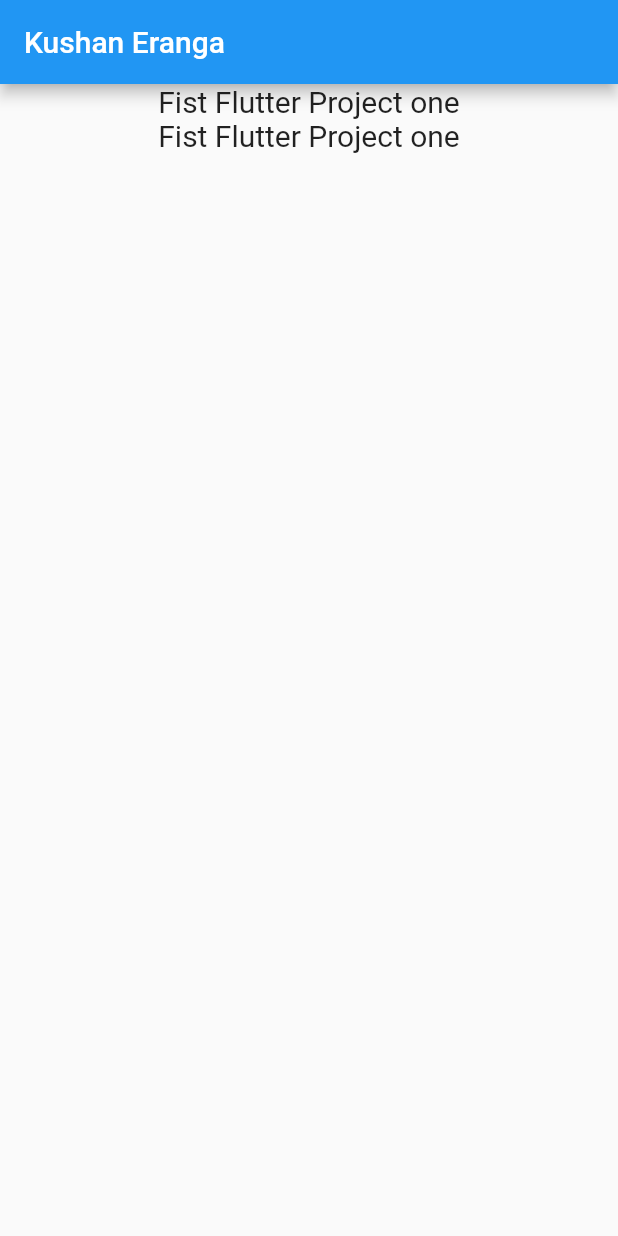
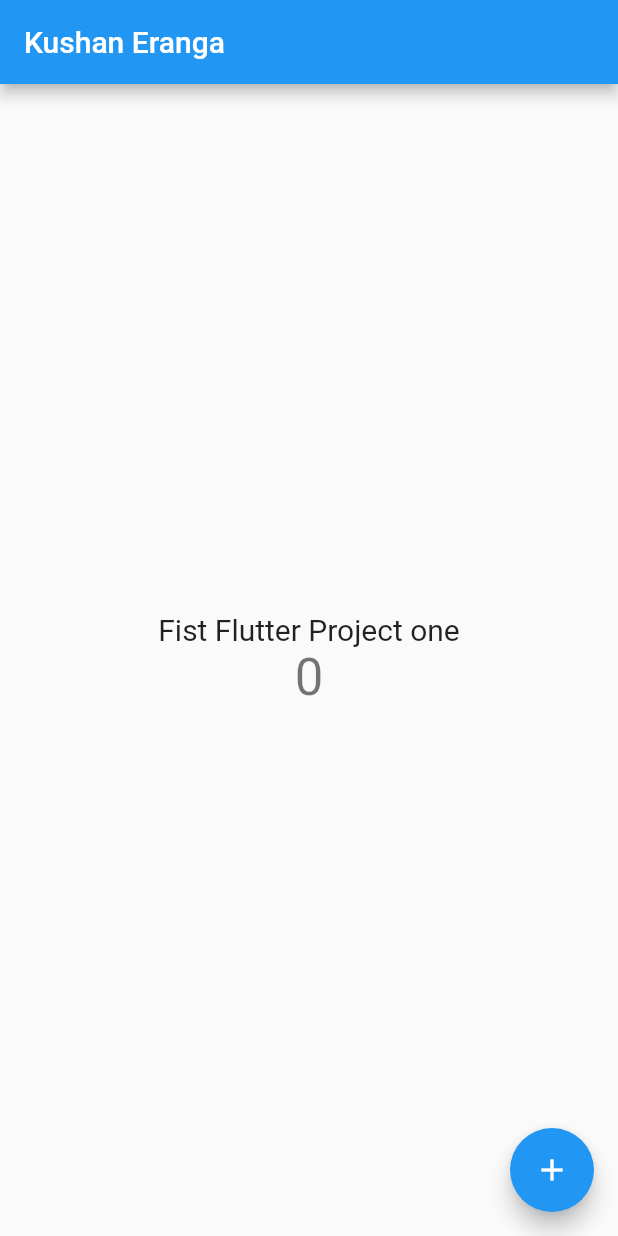
Before and after one commit to kushaneranga/Flutter_Project_01, a Flutter app: the screen it shows after launch, on a phone screen of 412 x 824 dp. Run offline on Flutter 3.47's test engine with Material 2 defaults, Android fonts, the phone set to English and light mode, and no system bars.

```diff
--- a/flutter_project/lib/main.dart
+++ b/flutter_project/lib/main.dart
@@ -445,6 +445,7 @@ class MyApp extends StatelessWidget {
 }
 
 class MyHomePage extends StatelessWidget {
+  int count = 0;
   @override
   Widget build(BuildContext context) {
     return Scaffold(
@@ -453,18 +454,23 @@ class MyHomePage extends StatelessWidget {
       ),
       body: Center(
         child: Column(
-          children: [
+          mainAxisAlignment: MainAxisAlignment.center,
+          children: <Widget>[
             Text(
                 'Fist Flutter Project one',
               style: TextStyle(fontSize: 20.0),
             ),
             Text(
-              'Fist Flutter Project one',
-              style: TextStyle(fontSize: 20.0),
+              '$count', // Or=> count.toString(),
+              style: Theme.of(context).textTheme.display1,
             ),
           ],
         ),
       ),
+      floatingActionButton: FloatingActionButton(
+        child: Icon(Icons.add),
+        onPressed: (){},
+      ),
     );
   }
 }
```
